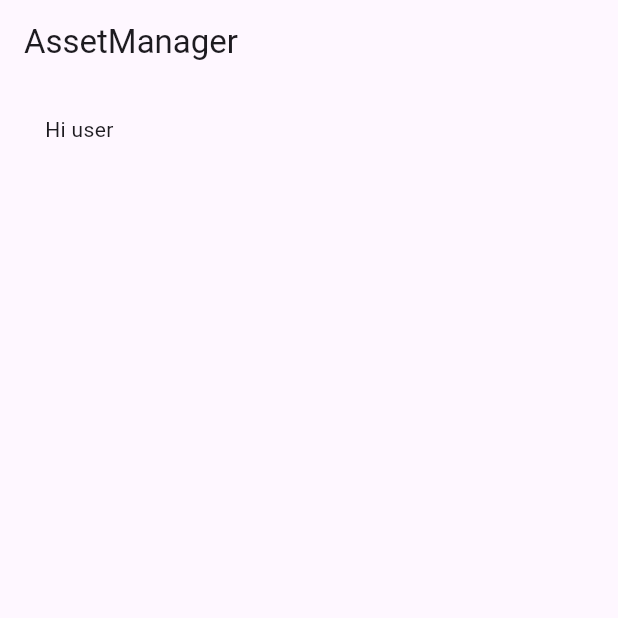
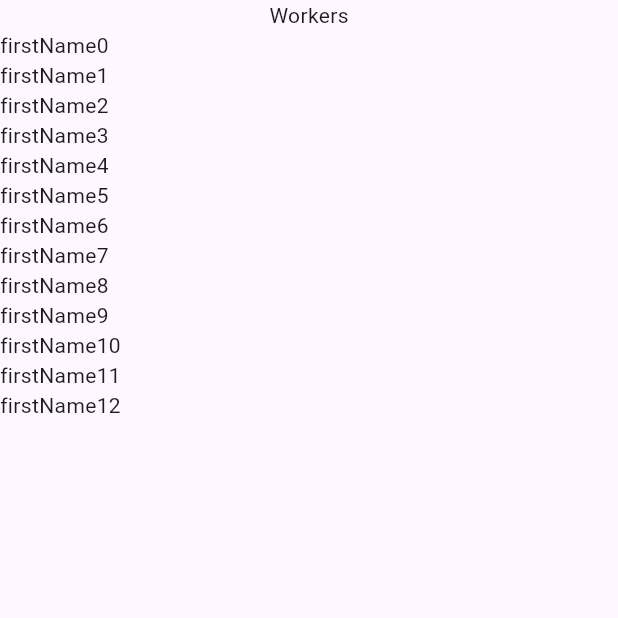
Before and after one commit to pero-grubac/AssetManager, a Flutter app: the screen it shows after launch, on a phone screen of 412 x 824 dp, the top half of it. Run offline on Flutter 3.47's test engine with Material 3 defaults, Android fonts, the phone set to English and light mode, and no system bars; our stand-ins replace flutter_localization.

Commit message:
First screens

```diff
--- a/lib/main.dart
+++ b/lib/main.dart
@@ -1,5 +1,7 @@
 import 'package:asset_manager/localization/locals.dart';
 import 'package:asset_manager/screens/home_screen.dart';
+import 'package:asset_manager/screens/loading_screen.dart';
+import 'package:asset_manager/screens/workers_screen.dart';
 import 'package:flutter/material.dart';
 import 'package:flutter_localization/flutter_localization.dart';
 
@@ -7,43 +9,27 @@ void main() {
   runApp(const AssetManager());
 }
 
-class AssetManager extends StatefulWidget {
+class AssetManager extends StatelessWidget {
   const AssetManager({super.key});
 
-  @override
-  State<AssetManager> createState() => _AssetManagerState();
-}
+  // final FlutterLocalization localization = FlutterLocalization.instance;
 
-class _AssetManagerState extends State<AssetManager> {
-  final FlutterLocalization localization = FlutterLocalization.instance;
-
-  @override
+  /* @override
   void initState() {
     configureLocalization();
     super.initState();
   }
-
+*/
   @override
   Widget build(BuildContext context) {
     return MaterialApp(
       debugShowCheckedModeBanner: false,
-      title: 'Test',
-      theme: ThemeData(
-        primaryColor: const Color(0xFF0D47A1), // Primarna boja
-        useMaterial3: true,
-      ),
-      supportedLocales: localization.supportedLocales,
-      localizationsDelegates: localization.localizationsDelegates,
-      home: HomeScreen(),
+      initialRoute: WorkersScreen.id,
+      routes: {
+        HomeScreen.id: (context) => const HomeScreen(),
+        LoadingScreen.id: (context) => const LoadingScreen(),
+        WorkersScreen.id: (context) => const WorkersScreen(),
+      },
     );
   }
-
-  void configureLocalization() {
-    localization.init(mapLocales: LOCALS, initLanguageCode: "en");
-    localization.onTranslatedLanguage = onTranslatedLanguage;
-  }
-
-  void onTranslatedLanguage(Locale? locale) {
-    setState(() {});
-  }
 }
--- a/lib/models/person.dart
+++ b/lib/models/worker.dart
@@ -3,13 +3,13 @@ import 'package:uuid/uuid.dart';
 
 const uuid = Uuid();
 
-class Person {
+class Worker {
   final String id;
   final String firstName;
   final String lastName;
   final String position;
 
-  Person({
+  Worker({
     String? id,
     required this.firstName,
     required this.lastName,
@@ -35,8 +35,8 @@ class Person {
   }
 
   // Convert a Map object into a Person object
-  factory Person.fromMap(Map<String, dynamic> map) {
-    return Person(
+  factory Worker.fromMap(Map<String, dynamic> map) {
+    return Worker(
       id: map['id'],
       firstName: map['firstName'],
       lastName: map['lastName'],
@@ -48,5 +48,5 @@ class Person {
   String toJson() => json.encode(toMap());
 
   // Convert a JSON object into a Person object
-  factory Person.fromJson(String source) => Person.fromMap(json.decode(source));
+  factory Worker.fromJson(String source) => Worker.fromMap(json.decode(source));
 }
--- a/lib/screens/home_screen.dart
+++ b/lib/screens/home_screen.dart
@@ -3,6 +3,7 @@ import 'package:flutter/material.dart';
 import 'package:flutter_localization/flutter_localization.dart';
 
 class HomeScreen extends StatefulWidget {
+  static const id = 'home_screen';
   const HomeScreen({super.key});
 
   @override
--- /dev/null
+++ b/lib/screens/loading_screen.dart
@@ -0,0 +1,16 @@
+import 'package:flutter/material.dart';
+
+class LoadingScreen extends StatefulWidget {
+  static const id = 'loading_screen';
+  const LoadingScreen({super.key});
+
+  @override
+  State<LoadingScreen> createState() => _LoadingScreenState();
+}
+
+class _LoadingScreenState extends State<LoadingScreen> {
+  @override
+  Widget build(BuildContext context) {
+    return const Placeholder();
+  }
+}
--- /dev/null
+++ b/lib/screens/workers_screen.dart
@@ -0,0 +1,47 @@
+import 'package:asset_manager/widgets/worker_list.dart';
+import 'package:flutter/material.dart';
+
+import '../models/worker.dart';
+
+class WorkersScreen extends StatefulWidget {
+  static const id = 'workers_screen';
+  const WorkersScreen({super.key});
+
+  @override
+  State<WorkersScreen> createState() => _WorkersScreenState();
+}
+
+class _WorkersScreenState extends State<WorkersScreen> {
+  final List<Worker> _workers = [
+    Worker(firstName: 'firstName0', lastName: 'lastName', position: 'position'),
+    Worker(firstName: 'firstName1', lastName: 'lastName', position: 'position'),
+    Worker(firstName: 'firstName2', lastName: 'lastName', position: 'position'),
+    Worker(firstName: 'firstName3', lastName: 'lastName', position: 'position'),
+    Worker(firstName: 'firstName4', lastName: 'lastName', position: 'position'),
+    Worker(firstName: 'firstName5', lastName: 'lastName', position: 'position'),
+    Worker(firstName: 'firstName6', lastName: 'lastName', position: 'position'),
+    Worker(firstName: 'firstName7', lastName: 'lastName', position: 'position'),
+    Worker(firstName: 'firstName8', lastName: 'lastName', position: 'position'),
+    Worker(firstName: 'firstName9', lastName: 'lastName', position: 'position'),
+    Worker(
+        firstName: 'firstName10', lastName: 'lastName', position: 'position'),
+    Worker(
+        firstName: 'firstName11', lastName: 'lastName', position: 'position'),
+    Worker(
+        firstName: 'firstName12', lastName: 'lastName', position: 'position'),
+  ];
+
+  @override
+  Widget build(BuildContext context) {
+    return Scaffold(
+      body: Column(
+        children: [
+          const Text('Workers'),
+          Expanded(
+            child: WorkerList(workers: _workers),
+          ),
+        ],
+      ),
+    );
+  }
+}
--- /dev/null
+++ b/lib/services/category_list.dart
@@ -0,0 +1,10 @@
+import 'package:flutter/cupertino.dart';
+
+class CategoryList extends StatelessWidget {
+  const CategoryList({super.key});
+
+  @override
+  Widget build(BuildContext context) {
+    return const Placeholder();
+  }
+}
--- /dev/null
+++ b/lib/widgets/worker_list.dart
@@ -0,0 +1,21 @@
+import 'package:flutter/material.dart';
+
+import '../models/worker.dart';
+
+class WorkerList extends StatefulWidget {
+  const WorkerList({super.key, required this.workers});
+  final List<Worker> workers;
+
+  @override
+  State<WorkerList> createState() => _WorkerListState();
+}
+
+class _WorkerListState extends State<WorkerList> {
+  @override
+  Widget build(BuildContext context) {
+    return ListView.builder(
+      itemCount: widget.workers.length,
+      itemBuilder: (context, index) => Text(widget.workers[index].firstName),
+    );
+  }
+}
```
Also changed, not shown: 1 other file.
